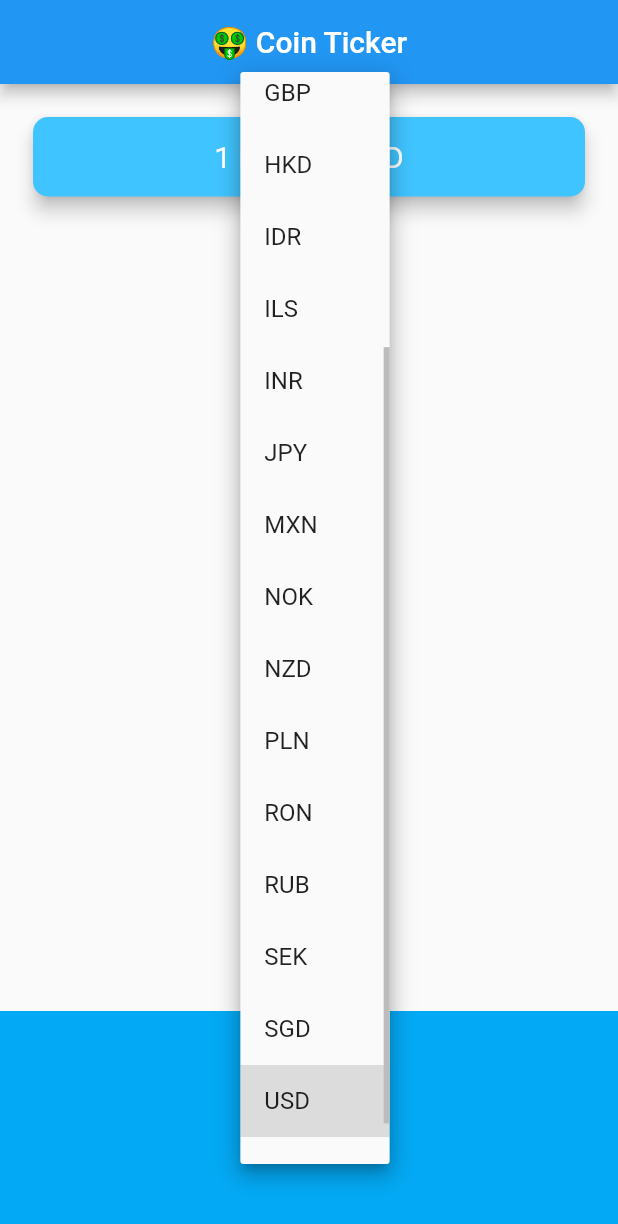
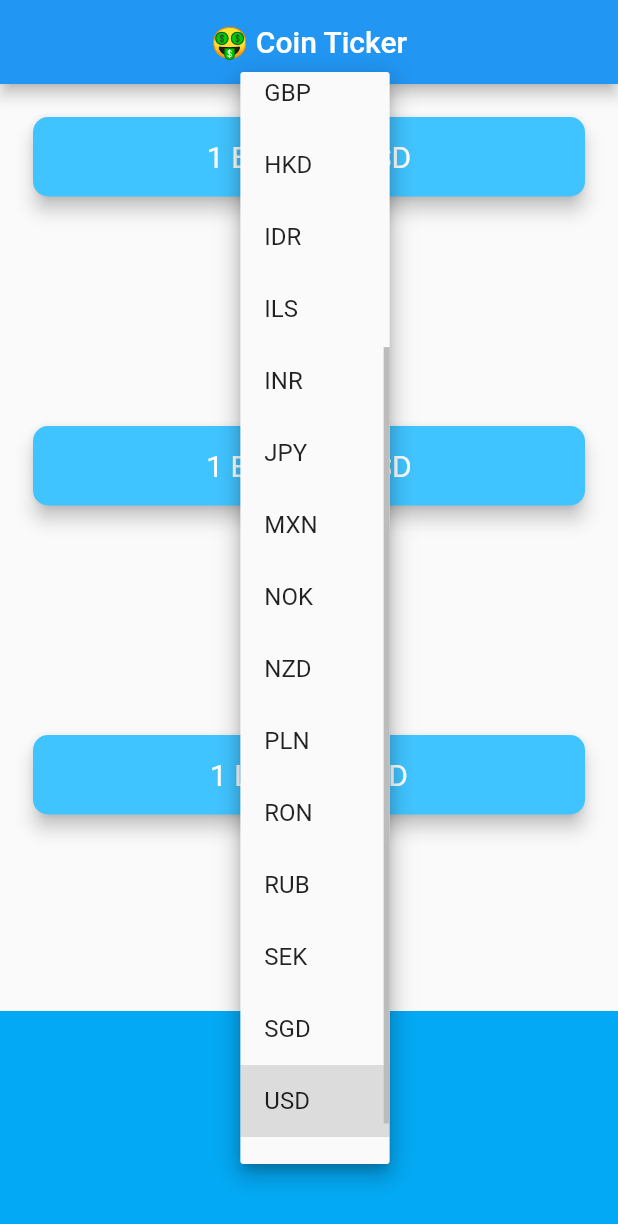
Before and after one commit to MianMubashar/coin-to-currency-ticker, a Flutter app: the screen it shows after launch, after a tap on "USD", on a phone screen of 412 x 824 dp. Shown: the top 1224 px of the screen. Run offline on Flutter 3.47's test engine with Material 2 defaults, Android fonts, the phone set to English and light mode, and no system bars; network calls fail.

```diff
--- a/lib/coin_data.dart
+++ b/lib/coin_data.dart
@@ -1,3 +1,9 @@
+import 'dart:convert';
+import 'package:flutter/material.dart';
+import 'package:http/http.dart' as http;
+
+const apiKey = "FDA8C205-99C2-4DEB-9A56-07E4B1B66307";
+const adress = "https://rest.coinapi.io/v1/exchangerate";
 const List<String> currenciesList = [
   'AUD',
   'BRL',
@@ -27,4 +33,19 @@ const List<String> cryptoList = [
   'LTC',
 ];
 
-class CoinData {}
+class CoinData {
+  Future getCoinData(String currency) async {
+    String api = "$adress/BTC/$currency?apikey=$apiKey";
+    http.Response response = await http.get(
+      Uri.parse(api),
+    );
+    if (response.statusCode == 200) {
+      String jsonData = await response.body;
+      var data = await jsonDecode(jsonData)['rate'];
+      print(data);
+      return data;
+    } else {
+      print(response.statusCode);
+    }
+  }
+}
--- a/lib/main.dart
+++ b/lib/main.dart
@@ -1,8 +1,10 @@
 import 'package:crypto_tracker/price_screen.dart';
 import 'package:flutter/material.dart';
 
-void main() {
-  runApp(const MyApp());
+void main() async {
+  runApp(
+    const MyApp(),
+  );
 }
 
 class MyApp extends StatelessWidget {
@@ -15,15 +17,6 @@ class MyApp extends StatelessWidget {
       debugShowCheckedModeBanner: false,
       title: 'Flutter Demo',
       theme: ThemeData(
-        // This is the theme of your application.
-        //
-        // Try running your application with "flutter run". You'll see the
-        // application has a blue toolbar. Then, without quitting the app, try
-        // changing the primarySwatch below to Colors.green and then invoke
-        // "hot reload" (press "r" in the console where you ran "flutter run",
-        // or simply save your changes to "hot reload" in a Flutter IDE).
-        // Notice that the counter didn't reset back to zero; the application
-        // is not restarted.
         primarySwatch: Colors.blue,
       ),
       home: PriceScreen(),
--- a/lib/price_screen.dart
+++ b/lib/price_screen.dart
@@ -1,9 +1,10 @@
 import 'package:crypto_tracker/coin_data.dart';
-import 'package:crypto_tracker/services/crypto.dart';
-import 'package:crypto_tracker/services/networking.dart';
+
 import 'package:flutter/cupertino.dart';
 import 'package:flutter/material.dart';
 import 'dart:io' show Platform;
+import 'package:http/http.dart' as http;
+import 'dart:convert';
 
 class PriceScreen extends StatefulWidget {
   @override
@@ -11,6 +12,10 @@ class PriceScreen extends StatefulWidget {
 }
 
 class _PriceScreenState extends State<PriceScreen> {
+  String data = " ? ";
+  String dropDownListValue = 'USD';
+  String? crypto;
+
   DropdownButton androidPicker() {
     List<String> currency = currenciesList;
     List<DropdownMenuItem<String>> dropDownItems = [];
@@ -27,23 +32,27 @@ class _PriceScreenState extends State<PriceScreen> {
       onChanged: (value) {
         setState(() {
           dropDownListValue = value!;
+          getData();
         });
       },
     );
   }
 
   CupertinoPicker iOSPicker() {
-    List<Text> list = [];
+    List<Text> iosCurrency = [];
     for (String i in currenciesList) {
-      list.add(Text(i));
+      iosCurrency.add(Text(i));
     }
 
     return CupertinoPicker(
       onSelectedItemChanged: (value) {
-        print(value);
+        setState(() {
+          dropDownListValue = currenciesList[value];
+          getData();
+        });
       },
       itemExtent: 42,
-      children: list,
+      children: iosCurrency,
     );
   }
 
@@ -55,8 +64,6 @@ class _PriceScreenState extends State<PriceScreen> {
     }
   }
 
-  String dropDownListValue = 'USD';
-
   @override
   void initState() {
     // TODO: implement initState
@@ -64,8 +71,12 @@ class _PriceScreenState extends State<PriceScreen> {
     getData();
   }
 
-  void getData() {
-    Networking().networkData();
+  void getData() async {
+    CoinData coinData = CoinData();
+    double rate = await coinData.getCoinData(dropDownListValue);
+    setState(() {
+      data = rate.toStringAsFixed(1);
+    });
   }
 
   @override
@@ -79,27 +90,18 @@ class _PriceScreenState extends State<PriceScreen> {
         mainAxisAlignment: MainAxisAlignment.spaceBetween,
         crossAxisAlignment: CrossAxisAlignment.stretch,
         children: <Widget>[
-          Padding(
-            padding: EdgeInsets.fromLTRB(18.0, 18.0, 18.0, 0),
-            child: Card(
-              color: Colors.lightBlueAccent,
-              elevation: 5.0,
-              shape: RoundedRectangleBorder(
-                borderRadius: BorderRadius.circular(10.0),
-              ),
-              child: Padding(
-                padding: EdgeInsets.symmetric(vertical: 15.0, horizontal: 28.0),
-                child: Text(
-                  '1 BTC = ? USD',
-                  textAlign: TextAlign.center,
-                  style: TextStyle(
-                    fontSize: 20.0,
-                    color: Colors.white,
-                  ),
-                ),
-              ),
-            ),
-          ),
+          CurrencyCoinCard(
+              data: data,
+              dropDownListValue: dropDownListValue,
+              cryptoListValue: cryptoList[0]),
+          CurrencyCoinCard(
+              data: data,
+              dropDownListValue: dropDownListValue,
+              cryptoListValue: cryptoList[1]),
+          CurrencyCoinCard(
+              data: data,
+              dropDownListValue: dropDownListValue,
+              cryptoListValue: cryptoList[2]),
           Container(
             height: 150.0,
             alignment: Alignment.center,
@@ -112,3 +114,41 @@ class _PriceScreenState extends State<PriceScreen> {
     );
   }
 }
+
+class CurrencyCoinCard extends StatelessWidget {
+  const CurrencyCoinCard({
+    Key? key,
+    required this.data,
+    required this.dropDownListValue,
+    required this.cryptoListValue,
+  }) : super(key: key);
+
+  final String data;
+  final String dropDownListValue;
+  final String cryptoListValue;
+
+  @override
+  Widget build(BuildContext context) {
+    return Padding(
+      padding: EdgeInsets.fromLTRB(18.0, 18.0, 18.0, 0),
+      child: Card(
+        color: Colors.lightBlueAccent,
+        elevation: 5.0,
+        shape: RoundedRectangleBorder(
+          borderRadius: BorderRadius.circular(10.0),
+        ),
+        child: Padding(
+          padding: EdgeInsets.symmetric(vertical: 15.0, horizontal: 28.0),
+          child: Text(
+            '1 $cryptoListValue = $data $dropDownListValue',
+            textAlign: TextAlign.center,
+            style: TextStyle(
+              fontSize: 20.0,
+              color: Colors.white,
+            ),
+          ),
+        ),
+      ),
+    );
+  }
+}
--- a/lib/services/crypto.dart
+++ /dev/null
@@ -1 +0,0 @@
-class CryptoData {}
--- a/lib/services/networking.dart
+++ /dev/null
@@ -1,20 +0,0 @@
-import 'package:http/http.dart' as http;
-import 'dart:convert';
-
-const apiKey = "FDA8C205-99C2-4DEB-9A56-07E4B1B66307";
-const adress = "https://rest.coinapi.io/v1/exchangerate";
-
-class Networking {
-  Future networkData() async {
-    String api = "$adress/BTC/USD?apikey=$apiKey";
-    http.Response response = await http.get(Uri.parse(api));
-
-    if (response.statusCode == 200) {
-      String data = response.body;
-      return await jsonDecode(data);
-      print(response.body);
-    } else {
-      print(response.statusCode);
-    }
-  }
-}
--- /dev/null
+++ b/lib/services/pickers.dart
@@ -0,0 +1 @@
+class Pickers {}
--- a/pubspec.yaml
+++ b/pubspec.yaml
@@ -35,6 +35,7 @@ dependencies:
   # Use with the CupertinoIcons class for iOS style icons.
   cupertino_icons: ^1.0.2
   http: ^0.13.4
+
 
 dev_dependencies:
   flutter_test:
```
Also changed, not shown: 1 other file.
